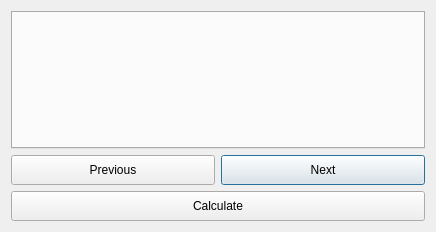
ConservationInternational/trends.earth, file LDMP/gui/DlgCalculateLC.ui: the form before one commit.
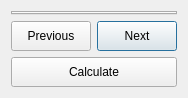
The form after the commit.

Commit message: Fix dialog formatting.

Diff of the .ui file:
```diff
--- a/LDMP/gui/DlgCalculateLC.ui
+++ b/LDMP/gui/DlgCalculateLC.ui
@@ -6,12 +6,12 @@
    <rect>
     <x>0</x>
     <y>0</y>
-    <width>436</width>
-    <height>232</height>
+    <width>176</width>
+    <height>98</height>
    </rect>
   </property>
   <property name="sizePolicy">
-   <sizepolicy hsizetype="Fixed" vsizetype="Fixed">
+   <sizepolicy hsizetype="Expanding" vsizetype="Expanding">
     <horstretch>0</horstretch>
     <verstretch>0</verstretch>
    </sizepolicy>
```
The commit also changes 6 other files.
